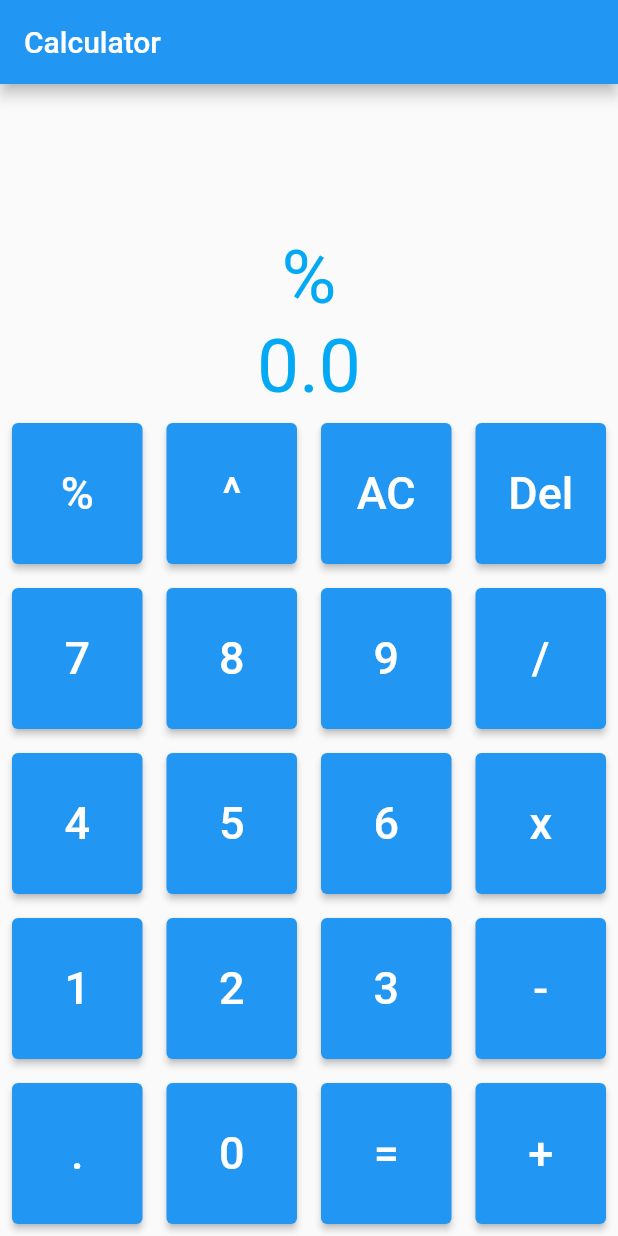
After one commit to beshoybe/GDSC-Flutter-Course, a Flutter app: the screen it shows after launch, after a tap on an icon or button, on a phone screen of 412 x 824 dp. The commit adds this screen. Run offline on Flutter 3.47's test engine with Material 2 defaults, Android fonts, the phone set to English and light mode, and no system bars.

Commit message:
gdscnu course project

```diff
--- /dev/null
+++ b/lib/calc.dart
@@ -0,0 +1,232 @@
+import 'dart:math';
+
+import 'package:flutter/material.dart';
+
+class Calculator extends StatefulWidget {
+  const Calculator({Key? key}) : super(key: key);
+
+  @override
+  State<Calculator> createState() => _CalculatorState();
+}
+
+class _CalculatorState extends State<Calculator> {
+  String eqn = '';
+  double? num1;
+  double? num2;
+  double finalNum = 0;
+  String? operator;
+  bool decimal = false;
+  @override
+  Widget build(BuildContext context) {
+    return Scaffold(
+      appBar: AppBar(
+        title: Text("Calculator"),
+      ),
+      body: Column(mainAxisAlignment: MainAxisAlignment.end, children: [
+        Column(
+          children: [
+            Text(
+              eqn,
+              style: TextStyle(fontSize: 50, color: Colors.lightBlue),
+            ),
+            Text(
+              finalNum.toString(),
+              style: TextStyle(fontSize: 50, color: Colors.lightBlue),
+            ),
+          ],
+        ),
+        Row(
+          children: [
+            Expanded(child: myButton('%')),
+            Expanded(child: myButton("^")),
+            Expanded(child: myButton('AC')),
+            Expanded(child: myButton("Del"))
+          ],
+        ),
+        Row(
+          children: [
+            Expanded(child: myButton('7')),
+            Expanded(child: myButton("8")),
+            Expanded(child: myButton('9')),
+            Expanded(child: myButton("/"))
+          ],
+        ),
+        Row(
+          children: [
+            Expanded(child: myButton('4')),
+            Expanded(child: myButton("5")),
+            Expanded(child: myButton('6')),
+            Expanded(child: myButton("x"))
+          ],
+        ),
+        Row(
+          children: [
+            Expanded(child: myButton('1')),
+            Expanded(child: myButton("2")),
+            Expanded(child: myButton('3')),
+            Expanded(child: myButton("-"))
+          ],
+        ),
+        Row(
+          children: [
+            Expanded(child: myButton('.')),
+            Expanded(child: myButton("0")),
+            Expanded(child: myButton('=')),
+            Expanded(child: myButton("+"))
+          ],
+        )
+      ]),
+    );
+  }
+
+  Widget myButton(String text) {
+    return Container(
+      height: 110,
+      padding: EdgeInsets.all(8),
+      child: ElevatedButton(
+          onPressed: () {
+            setState(() {
+              if (text == 'Del') {
+                finalNum = 0;
+                if (eqn.endsWith('.')) {
+                  eqn = eqn.substring(0, eqn.length - 1);
+                } else {
+                  eqn = eqn.substring(0, eqn.length - 1);
+                  if (num2 != null) {
+                    if (num2! % 1 != 0) {
+                      List number = (num2!.toString()).split('.');
+                      if (number[1].length == 1) {
+                        number[1] = '0';
+                      } else {
+                        number[1] =
+                            number[1].substring(0, number[1].length - 1);
+                      }
+                      num2 = double.parse(number.join('.'));
+                    } else {
+                      if (num2! <= 9) {
+                        num2 = null;
+                      } else {
+                        num2 = (num2! ~/ 10).toDouble();
+                      }
+                    }
+                  } else if (operator != null) {
+                    operator = null;
+                  } else {
+                    if (num1! % 1 != 0) {
+                      List number = (num1!.toString()).split('.');
+                      if (number[1].length == 1) {
+                        number[1] = '0';
+                      } else {
+                        number[1] =
+                            number[1].substring(0, number[1].length - 1);
+                      }
+                      num1 = double.parse(number.join('.'));
+                    } else {
+                      if (num1! <= 9) {
+                        num1 = null;
+                      } else {
+                        num1 = (num1! ~/ 10).toDouble();
+                      }
+                    }
+                  }
+                }
+              } else if (text == 'AC') {
+                eqn = '';
+                num1 = null;
+                num2 = null;
+                operator = null;
+                finalNum = 0;
+              } else if (int.tryParse(text) != null) {
+                eqn += text;
+                if (num1 == null) {
+                  num1 = double.parse(text);
+                } else if (operator == null) {
+                  if (decimal) {
+                    List number = (num1!.toString()).split('.');
+                    if (number[1] == '0') {
+                      num1 = num1! + (double.parse(text) / 10);
+                    } else {
+                      num1 = num1! +
+                          (double.parse(text) / pow(10, number[1].length + 1));
+                      // 7.3
+                    }
+                  } else {
+                    num1 = (num1! * 10) + int.parse(text);
+                  }
+                } else if (num2 == null) {
+                  num2 = double.parse(text);
+                } else {
+                  if (decimal) {
+                    List number = (num2!.toString()).split('.');
+                    if (number[1] == '0') {
+                      num2 = num2! + (double.parse(text) / 10);
+                    } else {
+                      num2 = num2! +
+                          (double.parse(text) / pow(10, number[1].length + 1));
+                      // 7.3
+                    }
+                  } else {
+                    num2 = (num2! * 10) + int.parse(text);
+                  }
+                }
+              } else {
+                if (text == '.') {
+                  decimal = true;
+                  eqn += text;
+                } else if (text == '=') {
+                  if (num1 != null && num2 != null && operator != null) {
+                    finalNum = 0;
+                    operation(operator!, num1!, num2!);
+                  }
+                } else {
+                  if (num1 != null && num2 != null && operator != null) {
+                    finalNum = 0;
+                    operation(operator!, num1!, num2!);
+                    num1 = finalNum;
+                    num2 = null;
+                    operator = text;
+                    eqn = finalNum.toString() + text;
+                  } else {
+                    decimal = false;
+                    operator = text;
+                    eqn += text;
+                  }
+                }
+              }
+              print(num1);
+              print(num2);
+              print(operator);
+            });
+          },
+          child: Text(
+            text,
+            style: TextStyle(fontSize: 30),
+          )),
+    );
+  }
+
+  void operation(String operator, double num1, double num2) {
+    switch (operator) {
+      case '+':
+        finalNum = finalNum + (num1 + num2);
+        break;
+      case '-':
+        finalNum = finalNum + (num1 - num2);
+        break;
+      case '/':
+        finalNum = finalNum + (num1 / num2);
+        break;
+      case 'x':
+        finalNum = finalNum + (num1 * num2);
+        break;
+      case '%':
+        finalNum = finalNum + (num1 % num2);
+        break;
+      case '^':
+        finalNum = finalNum + (pow(num1, num2));
+        break;
+      default:
+        break;
+    }
+  }
+}
--- /dev/null
+++ b/lib/counter.dart
@@ -0,0 +1,39 @@
+import 'package:flutter/material.dart';
+
+class Counter extends StatefulWidget {
+  const Counter({Key? key}) : super(key: key);
+
+  @override
+  State<Counter> createState() => _CounterState();
+}
+
+class _CounterState extends State<Counter> {
+  int counter = 0;
+  @override
+  Widget build(BuildContext context) {
+    return Scaffold(
+      appBar: AppBar(title: Text("Counter App")),
+      body: Container(
+        alignment: Alignment.center,
+        child: Column(
+          mainAxisAlignment: MainAxisAlignment.center,
+          children: [
+            Text("You pressed the button"),
+            Text(
+              "${counter} Times",
+              style: TextStyle(fontSize: 30),
+            ),
+            ElevatedButton(
+                onPressed: () {
+                  setState(() {
+                    counter++;
+                    print(counter);
+                  });
+                },
+                child: Text("Press"))
+          ],
+        ),
+      ),
+    );
+  }
+}
--- a/lib/insta.dart
+++ b/lib/insta.dart
@@ -1,7 +1,7 @@
 import 'package:flutter/material.dart';
 
-class MyApp extends StatelessWidget {
-  MyApp({Key? key}) : super(key: key);
+class Insta extends StatelessWidget {
+  Insta({Key? key}) : super(key: key);
   @override
   Widget build(BuildContext context) {
     List<Widget> postlist = [
--- a/lib/main.dart
+++ b/lib/main.dart
@@ -1,4 +1,7 @@
 import 'package:flutter/material.dart';
+import 'package:gdsc_test/calc.dart';
+import 'package:gdsc_test/counter.dart';
+import 'package:gdsc_test/insta.dart';
 
 void main() {
   runApp(MyApp());
@@ -12,34 +15,8 @@ class MyApp extends StatefulWidget {
 }
 
 class _MyAppState extends State<MyApp> {
-  int counter = 0;
   @override
   Widget build(BuildContext context) {
-    return MaterialApp(
-      home: Scaffold(
-        appBar: AppBar(title: Text("Counter App")),
-        body: Container(
-          alignment: Alignment.center,
-          child: Column(
-            mainAxisAlignment: MainAxisAlignment.center,
-            children: [
-              Text("You pressed the button"),
-              Text(
-                "${counter} Times",
-                style: TextStyle(fontSize: 30),
-              ),
-              ElevatedButton(
-                  onPressed: () {
-                    setState(() {
-                      counter++;
-                      print(counter);
-                    });
-                  },
-                  child: Text("Press"))
-            ],
-          ),
-        ),
-      ),
-    );
+    return MaterialApp(home: Calculator());
   }
 }
```
